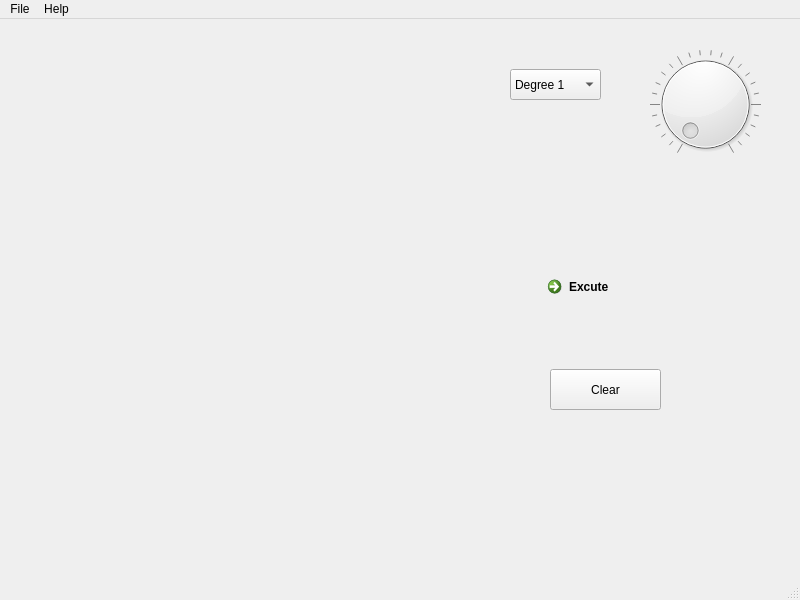
Old version of the form RegressionAnalysis/src/layout.ui in the repository TrellixVulnTeam/RegressionAnalysis_S2NO.
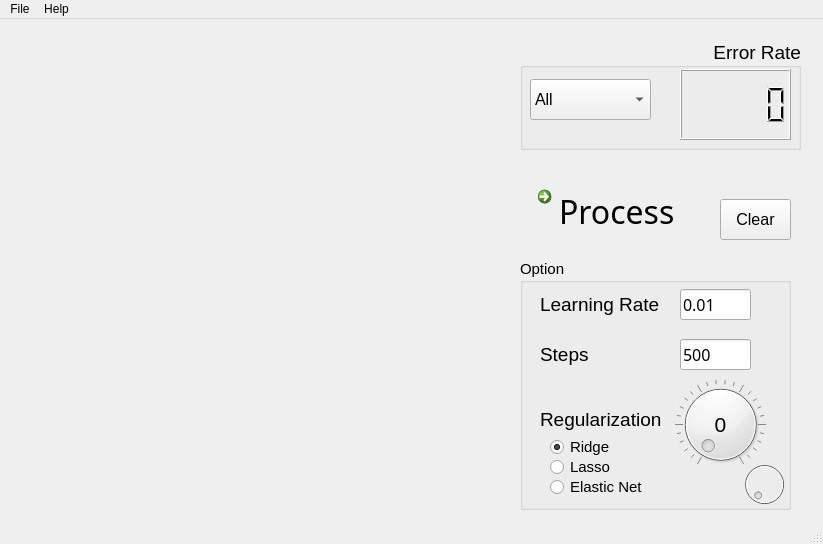
New version of the form.

Commit message: Implement improved guI Regularization add (ridge/ lasso/ elastic net)

Diff of the .ui file:
```diff
--- a/RegressionAnalysis/src/layout.ui
+++ b/RegressionAnalysis/src/layout.ui
@@ -6,27 +6,14 @@
    <rect>
     <x>0</x>
     <y>0</y>
-    <width>800</width>
-    <height>600</height>
+    <width>823</width>
+    <height>544</height>
    </rect>
   </property>
   <property name="windowTitle">
    <string>MainWindow</string>
   </property>
   <widget class="QWidget" name="centralwidget">
-   <widget class="QDial" name="dial">
-    <property name="geometry">
-     <rect>
-      <x>650</x>
-      <y>30</y>
-      <width>111</width>
-      <height>111</height>
-     </rect>
-    </property>
-    <property name="notchesVisible">
-     <bool>true</bool>
-    </property>
-   </widget>
    <widget class="QWidget" name="verticalLayoutWidget">
     <property name="geometry">
      <rect>
@@ -38,59 +25,344 @@
     </property>
     <layout class="QVBoxLayout" name="figuareLayout"/>
    </widget>
-   <widget class="QComboBox" name="comboBox">
-    <property name="geometry">
-     <rect>
-      <x>510</x>
-      <y>50</y>
-      <width>91</width>
-      <height>31</height>
-     </rect>
-    </property>
-    <item>
-     <property name="text">
-      <string>Degree 1</string>
-     </property>
-    </item>
-    <item>
-     <property name="text">
-      <string>Degree 2</string>
-     </property>
-    </item>
-   </widget>
    <widget class="QCommandLinkButton" name="excuteButton">
     <property name="geometry">
      <rect>
-      <x>540</x>
-      <y>250</y>
-      <width>185</width>
-      <height>41</height>
+      <x>530</x>
+      <y>160</y>
+      <width>191</width>
+      <height>61</height>
      </rect>
     </property>
+    <property name="font">
+     <font>
+      <family>Arial Rounded MT Bold</family>
+      <pointsize>24</pointsize>
+      <weight>50</weight>
+      <bold>false</bold>
+     </font>
+    </property>
     <property name="text">
-     <string>Excute</string>
+     <string>Process</string>
+    </property>
+    <property name="iconSize">
+     <size>
+      <width>60</width>
+      <height>60</height>
+     </size>
     </property>
    </widget>
    <widget class="QPushButton" name="clearButton">
     <property name="geometry">
      <rect>
-      <x>550</x>
-      <y>350</y>
-      <width>111</width>
+      <x>720</x>
+      <y>180</y>
+      <width>71</width>
       <height>41</height>
      </rect>
     </property>
+    <property name="font">
+     <font>
+      <family>Arial</family>
+      <pointsize>12</pointsize>
+     </font>
+    </property>
     <property name="text">
      <string>Clear</string>
     </property>
    </widget>
+   <widget class="QGroupBox" name="groupBox_2">
+    <property name="geometry">
+     <rect>
+      <x>520</x>
+      <y>20</y>
+      <width>281</width>
+      <height>111</height>
+     </rect>
+    </property>
+    <property name="font">
+     <font>
+      <family>Arial</family>
+      <pointsize>14</pointsize>
+     </font>
+    </property>
+    <property name="title">
+     <string>Error Rate</string>
+    </property>
+    <property name="alignment">
+     <set>Qt::AlignRight|Qt::AlignTrailing|Qt::AlignVCenter</set>
+    </property>
+    <widget class="QLCDNumber" name="errorrateLCD">
+     <property name="geometry">
+      <rect>
+       <x>160</x>
+       <y>30</y>
+       <width>111</width>
+       <height>71</height>
+      </rect>
+     </property>
+    </widget>
+    <widget class="QComboBox" name="comboBox">
+     <property name="geometry">
+      <rect>
+       <x>10</x>
+       <y>40</y>
+       <width>121</width>
+       <height>41</height>
+      </rect>
+     </property>
+     <property name="font">
+      <font>
+       <family>Arial</family>
+       <pointsize>12</pointsize>
+      </font>
+     </property>
+     <item>
+      <property name="text">
+       <string>All</string>
+      </property>
+     </item>
+     <item>
+      <property name="text">
+       <string>Linear</string>
+      </property>
+     </item>
+    </widget>
+   </widget>
+   <widget class="QGroupBox" name="groupBox">
+    <property name="geometry">
+     <rect>
+      <x>520</x>
+      <y>240</y>
+      <width>271</width>
+      <height>251</height>
+     </rect>
+    </property>
+    <property name="font">
+     <font>
+      <family>Arial</family>
+      <pointsize>11</pointsize>
+     </font>
+    </property>
+    <property name="title">
+     <string>Option</string>
+    </property>
+    <widget class="QLabel" name="label">
+     <property name="geometry">
+      <rect>
+       <x>20</x>
+       <y>30</y>
+       <width>131</width>
+       <height>31</height>
+      </rect>
+     </property>
+     <property name="font">
+      <font>
+       <family>Arial</family>
+       <pointsize>14</pointsize>
+      </font>
+     </property>
+     <property name="text">
+      <string>Learning Rate</string>
+     </property>
+    </widget>
+    <widget class="QLineEdit" name="learningrateEdit">
+     <property name="geometry">
+      <rect>
+       <x>160</x>
+       <y>30</y>
+       <width>71</width>
+       <height>31</height>
+      </rect>
+     </property>
+     <property name="font">
+      <font>
+       <family>Bell MT</family>
+       <pointsize>12</pointsize>
+      </font>
+     </property>
+     <property name="text">
+      <string>0.01</string>
+     </property>
+    </widget>
+    <widget class="QLabel" name="label_2">
+     <property name="geometry">
+      <rect>
+       <x>20</x>
+       <y>80</y>
+       <width>111</width>
+       <height>31</height>
+      </rect>
+     </property>
+     <property name="font">
+      <font>
+       <family>Arial</family>
+       <pointsize>14</pointsize>
+      </font>
+     </property>
+     <property name="text">
+      <string>Steps</string>
+     </property>
+    </widget>
+    <widget class="QLineEdit" name="stepsEdit">
+     <property name="geometry">
+      <rect>
+       <x>160</x>
+       <y>80</y>
+       <width>71</width>
+       <height>31</height>
+      </rect>
+     </property>
+     <property name="font">
+      <font>
+       <family>Bell MT</family>
+       <pointsize>12</pointsize>
+      </font>
+     </property>
+     <property name="text">
+      <string>500</string>
+     </property>
+    </widget>
+    <widget class="QDial" name="dial">
+     <property name="geometry">
+      <rect>
+       <x>150</x>
+       <y>120</y>
+       <width>101</width>
+       <height>91</height>
+      </rect>
+     </property>
+     <property name="notchesVisible">
+      <bool>true</bool>
+     </property>
+    </widget>
+    <widget class="QLabel" name="label_3">
+     <property name="geometry">
+      <rect>
+       <x>20</x>
+       <y>130</y>
+       <width>121</width>
+       <height>61</height>
+      </rect>
+     </property>
+     <property name="font">
+      <font>
+       <pointsize>14</pointsize>
+      </font>
+     </property>
+     <property name="text">
+      <string>Regularization</string>
+     </property>
+    </widget>
+    <widget class="QLabel" name="dialLabel">
+     <property name="geometry">
+      <rect>
+       <x>165</x>
+       <y>150</y>
+       <width>71</width>
+       <height>31</height>
+      </rect>
+     </property>
+     <property name="font">
+      <font>
+       <pointsize>16</pointsize>
+      </font>
+     </property>
+     <property name="text">
+      <string>0</string>
+     </property>
+     <property name="alignment">
+      <set>Qt::AlignCenter</set>
+     </property>
+    </widget>
+    <widget class="QRadioButton" name="radioButton">
+     <property name="geometry">
+      <rect>
+       <x>30</x>
+       <y>180</y>
+       <width>90</width>
+       <height>16</height>
+      </rect>
+     </property>
+     <property name="text">
+      <string>Ridge</string>
+     </property>
+     <property name="checked">
+      <bool>true</bool>
+     </property>
+    </widget>
+    <widget class="QRadioButton" name="radioButton_2">
+     <property name="geometry">
+      <rect>
+       <x>30</x>
+       <y>200</y>
+       <width>90</width>
+       <height>16</height>
+      </rect>
+     </property>
+     <property name="text">
+      <string>Lasso</string>
+     </property>
+    </widget>
+    <widget class="QRadioButton" name="radioButton_3">
+     <property name="geometry">
+      <rect>
+       <x>30</x>
+       <y>220</y>
+       <width>101</width>
+       <height>16</height>
+      </rect>
+     </property>
+     <property name="text">
+      <string>Elastic Net</string>
+     </property>
+    </widget>
+    <widget class="QDial" name="dial_2">
+     <property name="enabled">
+      <bool>false</bool>
+     </property>
+     <property name="geometry">
+      <rect>
+       <x>219</x>
+       <y>190</y>
+       <width>51</width>
+       <height>71</height>
+      </rect>
+     </property>
+     <property name="notchesVisible">
+      <bool>false</bool>
+     </property>
+    </widget>
+    <widget class="QLabel" name="dialLabel2">
+     <property name="geometry">
+      <rect>
+       <x>220</x>
+       <y>215</y>
+       <width>51</width>
+       <height>20</height>
+      </rect>
+     </property>
+     <property name="text">
+      <string/>
+     </property>
+     <property name="alignment">
+      <set>Qt::AlignCenter</set>
+     </property>
+    </widget>
+   </widget>
+   <zorder>verticalLayoutWidget</zorder>
+   <zorder>excuteButton</zorder>
+   <zorder>clearButton</zorder>
+   <zorder>groupBox_2</zorder>
+   <zorder>label</zorder>
+   <zorder>groupBox</zorder>
   </widget>
   <widget class="QMenuBar" name="menubar">
    <property name="geometry">
     <rect>
      <x>0</x>
      <y>0</y>
-     <width>800</width>
+     <width>823</width>
      <height>21</height>
     </rect>
    </property>
```
Left out of the diff: 2 changed lines with no effect on the pictures. The commit also changes 3 other files.
